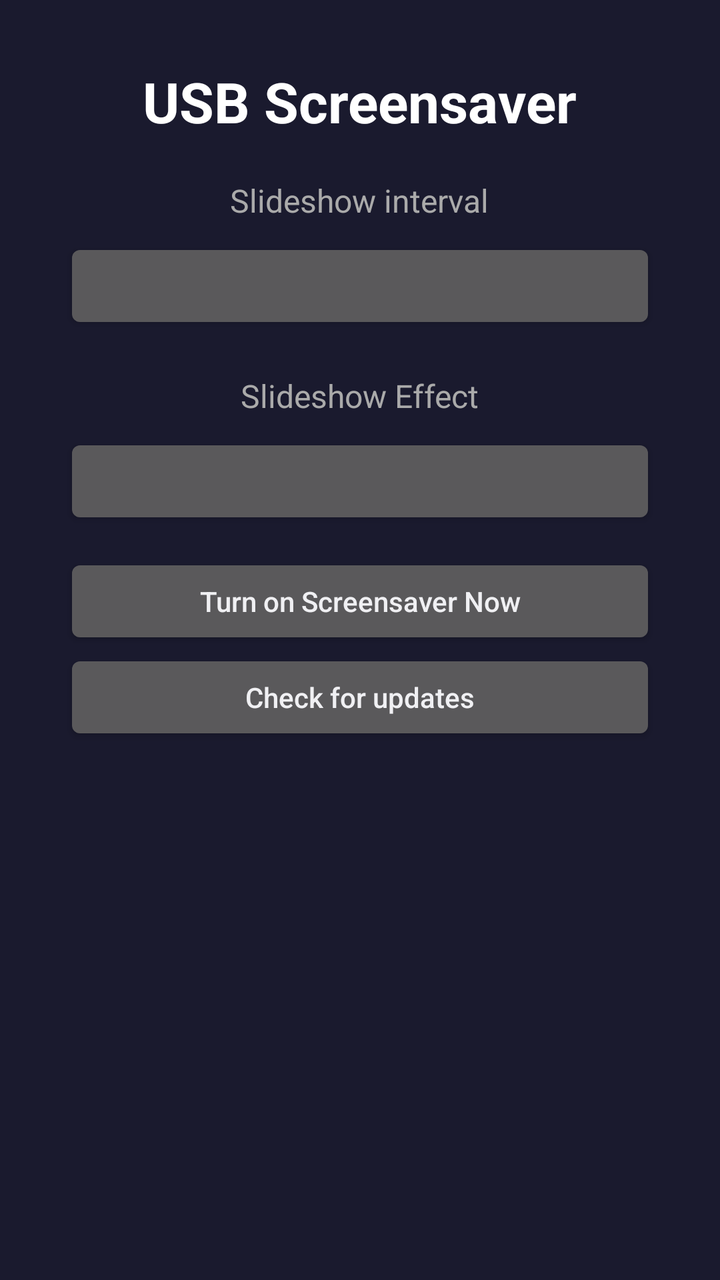
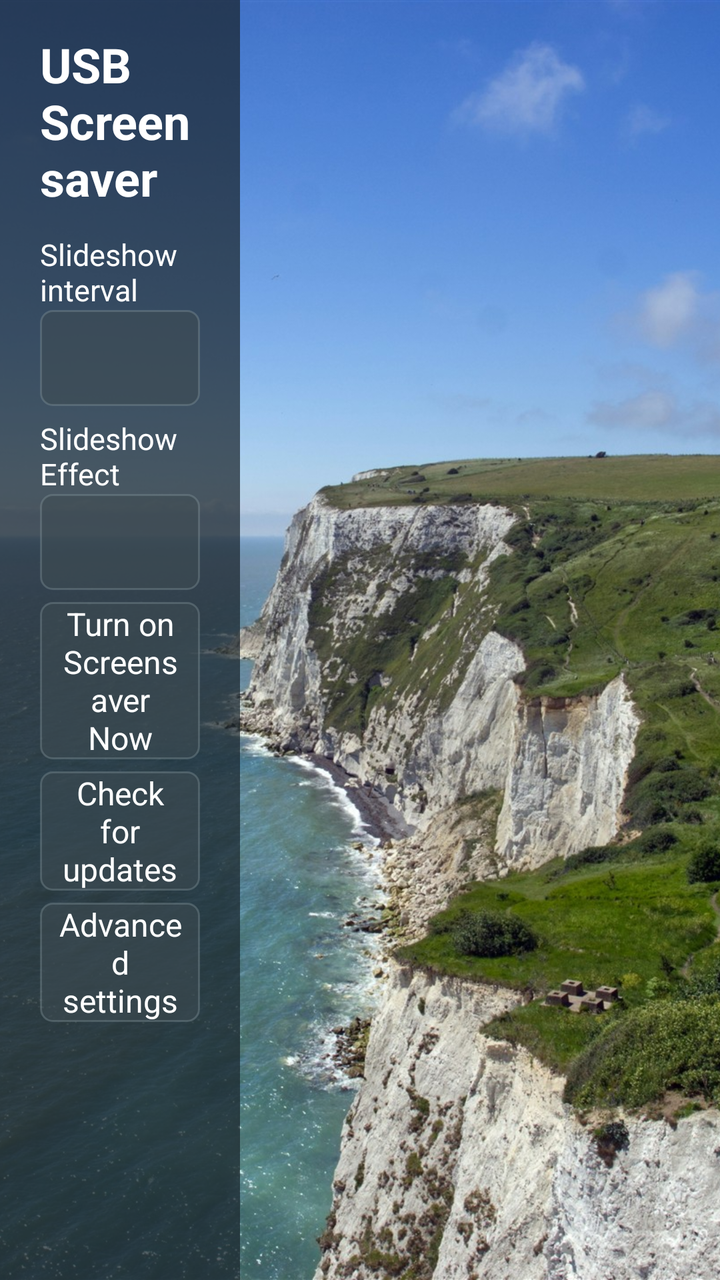

Two renders of the same Android screen: before a commit and after it. Below are the layout's source before the change and the commit's diff.
<!-- AndroidManifest.xml: activity theme Theme.Transparent -->
<!-- res/layout/activity_main.xml -->
<?xml version="1.0" encoding="utf-8"?>
<LinearLayout xmlns:android="http://schemas.android.com/apk/res/android"
    android:layout_width="match_parent"
    android:layout_height="match_parent"
    android:orientation="vertical"
    android:gravity="center_horizontal"
    android:padding="32dp"
    android:background="#1a1a2e">

    <TextView
        android:layout_width="wrap_content"
        android:layout_height="wrap_content"
        android:text="@string/app_name"
        android:textColor="#ffffff"
        android:textSize="28sp"
        android:textStyle="bold"
        android:layout_marginBottom="20dp" />

    <TextView
        android:text="@string/interval_label"
        android:layout_width="wrap_content"
        android:layout_height="wrap_content"
        android:textColor="#aaaaaa"
        android:textSize="16sp"
        android:layout_marginBottom="8dp" />

    <Button
        android:id="@+id/intervalButton"
        android:layout_width="match_parent"
        android:layout_height="wrap_content"
        android:textAllCaps="false"
        android:layout_marginBottom="20dp" />

    <TextView
        android:layout_width="wrap_content"
        android:layout_height="wrap_content"
        android:text="@string/effect_label"
        android:textColor="#aaaaaa"
        android:textSize="16sp"
        android:layout_marginBottom="8dp" />

    <Button
        android:id="@+id/effectButton"
        android:layout_width="match_parent"
        android:layout_height="wrap_content"
        android:textAllCaps="false" />

    <Button
        android:id="@+id/startSlideshow"
        android:layout_width="match_parent"
        android:layout_height="wrap_content"
        android:layout_marginTop="12dp"
        android:text="@string/start_slideshow"
        android:textAllCaps="false" />

    <Button
        android:id="@+id/checkUpdates"
        android:layout_width="match_parent"
        android:layout_height="wrap_content"
        android:text="@string/check_updates"
        android:textAllCaps="false" />

    <Space
        android:layout_width="1dp"
        android:layout_height="0dp"
        android:layout_weight="1" />
    <TextView
        android:layout_width="wrap_content"
        android:layout_height="wrap_content"
        android:gravity="center"
        android:id="@+id/designerCredit"
        android:textColor="#cccccc"
        android:textSize="16sp" />

</LinearLayout>
<!-- resources referenced by this layout -->
<resources>
  <string name="app_name">USB Screensaver</string>
  <string name="check_updates">Check for updates</string>
  <string name="effect_label">Slideshow Effect</string>
  <string name="interval_label">Slideshow interval</string>
  <string name="start_slideshow">Turn on Screensaver Now</string>
  <style name="Theme.Transparent" parent="android:Theme.DeviceDefault.NoActionBar">
          <item name="android:windowBackground">@android:color/black</item>
          <item name="android:windowNoTitle">true</item>
          <item name="android:windowFullscreen">true</item>
      </style>
</resources>

<!-- the commit's change to res/layout/activity_main.xml (unified diff, before → after) -->
@@ -1,75 +1,74 @@
-<?xml version="1.0" encoding="utf-8"?>
-<LinearLayout xmlns:android="http://schemas.android.com/apk/res/android"
+<FrameLayout xmlns:android="http://schemas.android.com/apk/res/android"
     android:layout_width="match_parent"
-    android:layout_height="match_parent"
-    android:orientation="vertical"
-    android:gravity="center_horizontal"
-    android:padding="32dp"
-    android:background="#1a1a2e">
-
-    <TextView
-        android:layout_width="wrap_content"
-        android:layout_height="wrap_content"
-        android:text="@string/app_name"
-        android:textColor="#ffffff"
-        android:textSize="28sp"
-        android:textStyle="bold"
-        android:layout_marginBottom="20dp" />
-
-    <TextView
-        android:text="@string/interval_label"
-        android:layout_width="wrap_content"
-        android:layout_height="wrap_content"
-        android:textColor="#aaaaaa"
-        android:textSize="16sp"
-        android:layout_marginBottom="8dp" />
-
-    <Button
-        android:id="@+id/intervalButton"
+    android:layout_height="match_parent">
+    <ImageView
         android:layout_width="match_parent"
-        android:layout_height="wrap_content"
-        android:textAllCaps="false"
-        android:layout_marginBottom="20dp" />
-
-    <TextView
-        android:layout_width="wrap_content"
-        android:layout_height="wrap_content"
-        android:text="@string/effect_label"
-        android:textColor="#aaaaaa"
-        android:textSize="16sp"
-        android:layout_marginBottom="8dp" />
-
-    <Button
-        android:id="@+id/effectButton"
+        android:layout_height="match_parent"
+        android:src="@drawable/menu_cliff"
+        android:scaleType="centerCrop"
+        android:importantForAccessibility="no" />
+    <LinearLayout
         android:layout_width="match_parent"
-        android:layout_height="wrap_content"
-        android:textAllCaps="false" />
-
-    <Button
-        android:id="@+id/startSlideshow"
-        android:layout_width="match_parent"
-        android:layout_height="wrap_content"
-        android:layout_marginTop="12dp"
-        android:text="@string/start_slideshow"
-        android:textAllCaps="false" />
-
-    <Button
-        android:id="@+id/checkUpdates"
-        android:layout_width="match_parent"
-        android:layout_height="wrap_content"
-        android:text="@string/check_updates"
-        android:textAllCaps="false" />
-
-    <Space
-        android:layout_width="1dp"
-        android:layout_height="0dp"
-        android:layout_weight="1" />
-    <TextView
-        android:layout_width="wrap_content"
-        android:layout_height="wrap_content"
-        android:gravity="center"
-        android:id="@+id/designerCredit"
-        android:textColor="#cccccc"
-        android:textSize="16sp" />
-
-</LinearLayout>
+        android:layout_height="match_parent"
+        android:layoutDirection="ltr"
+        android:orientation="horizontal"
+        android:weightSum="3">
+        <ScrollView
+            android:layout_width="0dp"
+            android:layout_weight="1"
+            android:layout_height="match_parent"
+            android:fillViewport="true"
+            android:background="#B51A242B">
+            <LinearLayout
+                android:layout_width="match_parent"
+                android:layout_height="wrap_content"
+                android:orientation="vertical"
+                android:paddingLeft="20dp"
+                android:paddingRight="20dp"
+                android:paddingTop="16dp"
+                android:paddingBottom="16dp">
+                <TextView
+                    android:layout_width="match_parent"
+                    android:layout_height="wrap_content"
+                    android:layout_marginBottom="12dp"
+                    android:text="@string/app_name"
+                    android:textSize="24sp"
+                    android:textStyle="bold"
+                    android:textColor="#FFFFFF" />
+                <TextView
+                    android:layout_width="match_parent"
+                    android:layout_height="wrap_content"
+                    android:labelFor="@+id/intervalButton"
+                    android:text="@string/interval_label"
+                    android:textSize="15sp"
+                    android:textColor="#FFFFFF" />
+                <Button style="@style/MenuButton" android:id="@id/intervalButton" />
+                <TextView
+                    android:layout_width="match_parent"
+                    android:layout_height="wrap_content"
+                    android:labelFor="@+id/effectButton"
+                    android:text="@string/effect_label"
+                    android:textSize="15sp"
+                    android:textColor="#FFFFFF" />
+                <Button style="@style/MenuButton" android:id="@id/effectButton" />
+                <Button style="@style/MenuButton" android:id="@+id/startSlideshow"
+                    android:text="@string/start_slideshow" />
+                <Button style="@style/MenuButton" android:id="@+id/checkUpdates"
+                    android:text="@string/check_updates" />
+                <Button style="@style/MenuButton" android:id="@+id/advancedSettings"
+                    android:text="@string/advanced_settings" />
+                <Space
+                    android:layout_width="1dp"
+                    android:layout_height="0dp"
+                    android:layout_weight="1" />
+                <TextView
+                    android:id="@+id/designerCredit"
+                    android:layout_width="match_parent"
+                    android:layout_height="wrap_content"
+                    android:gravity="center"
+                    android:textSize="14sp"
+                    android:textColor="#FFFFFF" />
+            </LinearLayout>
+        </ScrollView>
+    </LinearLayout>
+</FrameLayout>
<!-- resource entries referenced after the edit -->
@@ -1,14 +1,52 @@
 <!-- resources referenced by this layout -->
 <resources>
+  <!-- drawable menu_cliff: jpg bitmap (drawable-nodpi, 772828 bytes) -->
+  <string name="advanced_settings">Advanced settings</string>
   <string name="app_name">USB Screensaver</string>
   <string name="check_updates">Check for updates</string>
   <string name="effect_label">Slideshow Effect</string>
   <string name="interval_label">Slideshow interval</string>
   <string name="start_slideshow">Turn on Screensaver Now</string>
+  <style name="MenuButton" parent="@android:style/Widget.Button">
+          <item name="android:layout_width">match_parent</item>
+          <item name="android:layout_height">wrap_content</item>
+          <item name="android:minHeight">48dp</item>
+          <item name="android:layout_marginBottom">6dp</item>
+          <item name="android:background">@drawable/menu_button</item>
+          <item name="android:backgroundTint">@null</item>
+          <item name="android:textColor">#FFFFFF</item>
+          <item name="android:textAllCaps">false</item>
+          <item name="android:textSize">16sp</item>
+          <item name="android:paddingLeft">8dp</item>
+          <item name="android:paddingRight">8dp</item>
+      </style>
   <style name="Theme.Transparent" parent="android:Theme.DeviceDefault.NoActionBar">
           <item name="android:windowBackground">@android:color/black</item>
           <item name="android:windowNoTitle">true</item>
           <item name="android:windowFullscreen">true</item>
       </style>
+  <!-- drawable menu_button (drawable) -->
+  <selector xmlns:android="http://schemas.android.com/apk/res/android">
+      <item android:state_enabled="false">
+          <shape><solid android:color="#55344248"/><corners android:radius="6dp"/></shape>
+      </item>
+      <item android:state_pressed="true">
+          <shape><solid android:color="#DA216B79"/><corners android:radius="6dp"/></shape>
+      </item>
+      <item android:state_focused="true">
+          <shape>
+              <solid android:color="#D52C6470"/>
+              <stroke android:width="2dp" android:color="#FFFFFF"/>
+              <corners android:radius="6dp"/>
+          </shape>
+      </item>
+      <item>
+          <shape>
+              <solid android:color="#923D4B52"/>
+              <stroke android:width="1dp" android:color="#558D9EA5"/>
+              <corners android:radius="6dp"/>
+          </shape>
+      </item>
+  </selector>
 </resources>
 
